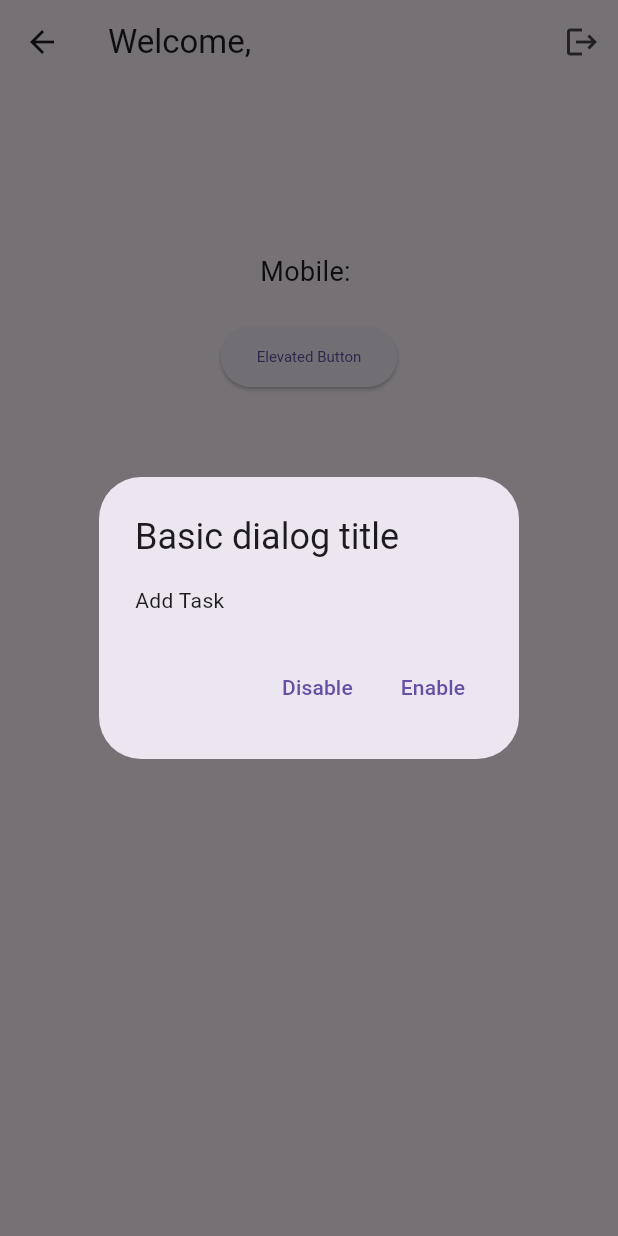
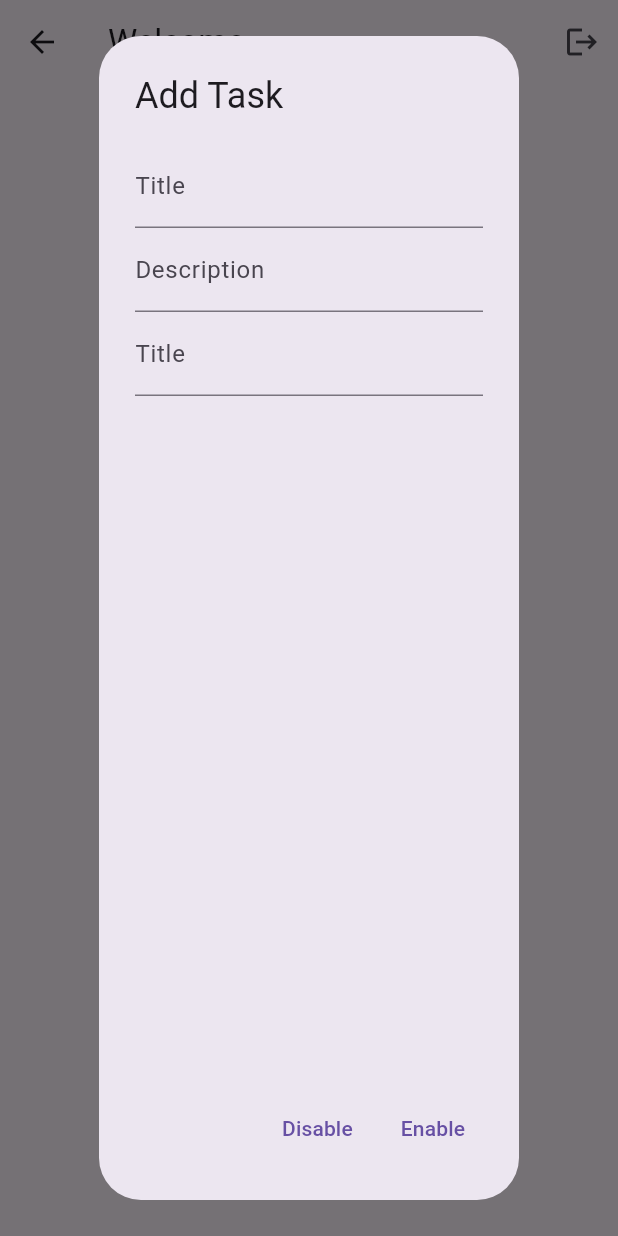
Before and after one commit to MostakAhmedShahad/rest_api_login_registration, a Flutter app: the HomeScreen screen opened by its route, after a tap on "Elevated Button", on a phone screen of 412 x 824 dp. Run offline on Flutter 3.47's test engine with Material 3 defaults, Android fonts, the phone set to English and light mode, and no system bars; our stand-ins replace shared_preferences; accounts and stored records are empty.

Commit message:
add_text_form_feild

```diff
--- a/lib/screens/home_screen.dart
+++ b/lib/screens/home_screen.dart
@@ -9,6 +9,9 @@ class HomeScreen extends StatefulWidget {
 }
 
 class _HomeScreenState extends State<HomeScreen> {
+  final TextEditingController titleController = TextEditingController();
+  final TextEditingController descriptionController = TextEditingController();
+  final TextEditingController statusController = TextEditingController();
   String firstName = '';
   String lastName = '';
   String email = '';
@@ -41,29 +44,41 @@ class _HomeScreenState extends State<HomeScreen> {
         context, '/login'); // Navigate to LoginScreen
   }
 
-  Future <void> _loadTask() async {
-
-
-  }
-    Future<void> _dialogBuilder(BuildContext context) {
+  Future<void> _loadTask() async {}
+  Future<void> _dialogBuilder(BuildContext context) {
     return showDialog<void>(
       context: context,
       builder: (BuildContext context) {
         return AlertDialog(
-          title: const Text('Basic dialog title'),
-          content: const Text(
-            'Add Task',
+          title: const Text('Add Task'),
+          content: Column(
+            children: [
+              TextFormField(
+                controller: titleController,
+                decoration: InputDecoration(labelText: 'Title'),
+              ),
+              TextFormField(
+                controller: descriptionController,
+                decoration: InputDecoration(labelText: 'Description'),
+              ),
+              TextFormField(
+                controller: titleController,
+                decoration: InputDecoration(labelText: 'Title'),
+              ),
+            ],
           ),
           actions: <Widget>[
             TextButton(
-              style: TextButton.styleFrom(textStyle: Theme.of(context).textTheme.labelLarge),
+              style: TextButton.styleFrom(
+                  textStyle: Theme.of(context).textTheme.labelLarge),
               child: const Text('Disable'),
               onPressed: () {
                 Navigator.of(context).pop();
               },
             ),
             TextButton(
-              style: TextButton.styleFrom(textStyle: Theme.of(context).textTheme.labelLarge),
+              style: TextButton.styleFrom(
+                  textStyle: Theme.of(context).textTheme.labelLarge),
               child: const Text('Enable'),
               onPressed: () {
                 Navigator.of(context).pop();
@@ -74,9 +89,6 @@ class _HomeScreenState extends State<HomeScreen> {
       },
     );
   }
-
-
-
 
   @override
   Widget build(BuildContext context) {
@@ -116,9 +128,8 @@ class _HomeScreenState extends State<HomeScreen> {
                     fontSize: 10,
                     fontStyle: FontStyle.normal),
               ),
-              onPressed: (){
+              onPressed: () {
                 _dialogBuilder(context);
-
               },
             ),
           ],
```
